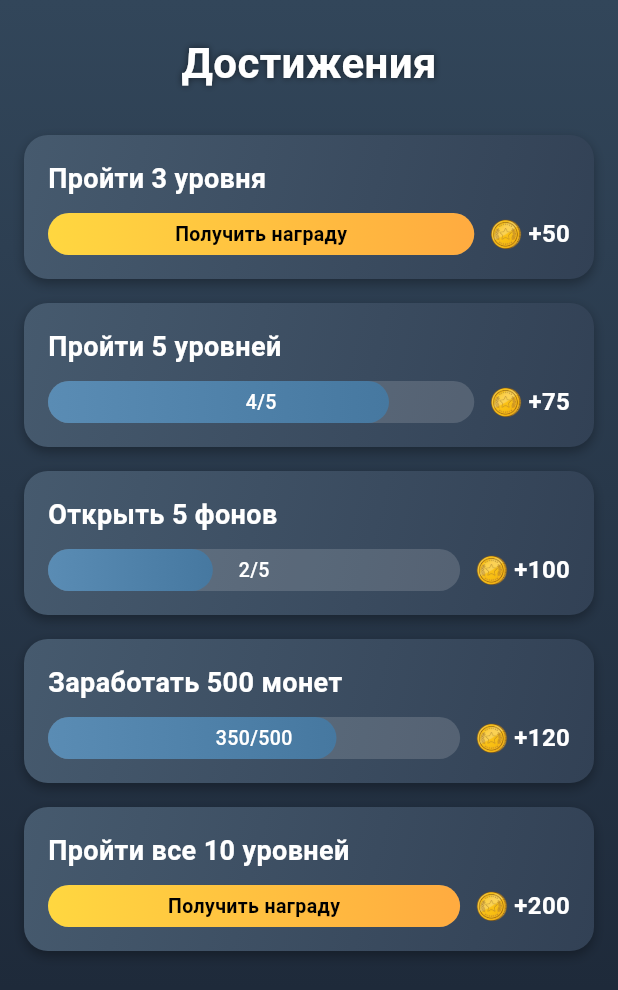
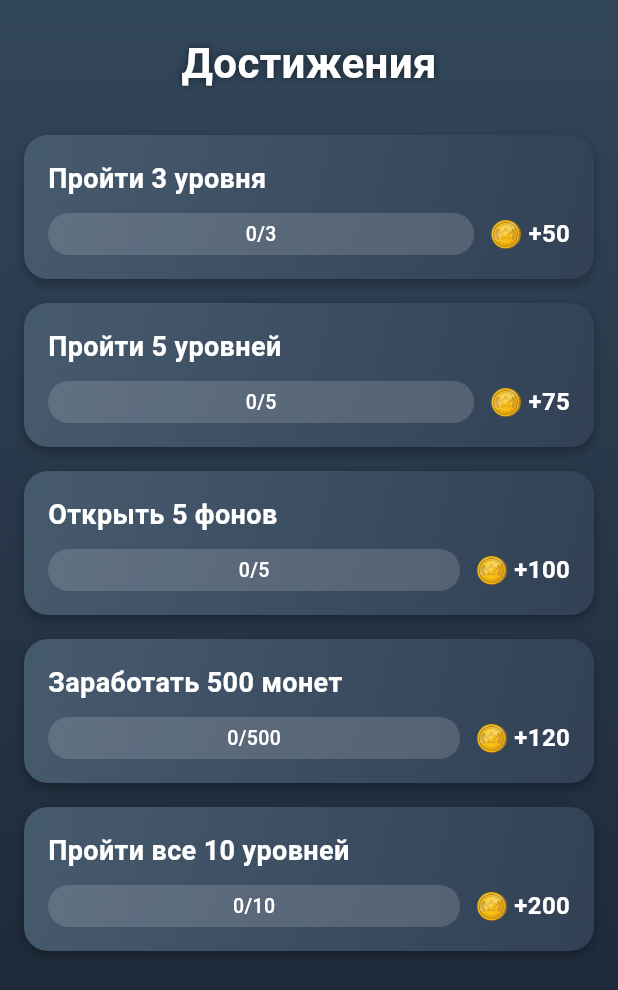
Before and after one commit to brokethesys/dickink, a Flutter app: the AchievementsScreen widget shown alone on an empty page, opened directly with empty values, on a phone screen of 412 x 824 dp. Shown: the top 990 px of the screen. Run offline on Flutter 3.47's test engine with Material 3 defaults, Android fonts, the phone set to English and light mode, and no system bars; our stand-ins replace shared_preferences; accounts and stored records are empty.

Commit message:
(Achieve,exp,gold) global fix

```diff
--- a/lib/screens/achievements_screen.dart
+++ b/lib/screens/achievements_screen.dart
@@ -3,11 +3,13 @@ import 'package:shared_preferences/shared_preferences.dart';
 
 class AchievementsScreen extends StatefulWidget {
   final int coins;
+  final int completedLevels;
   final ValueChanged<int> onCoinsUpdated;
 
   const AchievementsScreen({
     super.key,
     required this.coins,
+    required this.completedLevels,
     required this.onCoinsUpdated,
   });
 
@@ -22,35 +24,30 @@ class _AchievementsScreenState extends State<AchievementsScreen>
   List<Map<String, dynamic>> achievements = [
     {
       "title": "Пройти 3 уровня",
-      "progress": 3,
       "goal": 3,
       "reward": 50,
       "collected": false,
     },
     {
       "title": "Пройти 5 уровней",
-      "progress": 4,
       "goal": 5,
       "reward": 75,
       "collected": false,
     },
     {
       "title": "Открыть 5 фонов",
-      "progress": 2,
       "goal": 5,
       "reward": 100,
       "collected": false,
     },
     {
       "title": "Заработать 500 монет",
-      "progress": 350,
       "goal": 500,
       "reward": 120,
       "collected": false,
     },
     {
       "title": "Пройти все 10 уровней",
-      "progress": 10,
       "goal": 10,
       "reward": 200,
       "collected": false,
@@ -64,6 +61,26 @@ class _AchievementsScreenState extends State<AchievementsScreen>
     _loadCollectedAchievements();
   }
 
+  @override
+  void didUpdateWidget(covariant AchievementsScreen oldWidget) {
+    super.didUpdateWidget(oldWidget);
+    _updateProgress();
+  }
+
+  void _updateProgress() {
+    // Автоматически обновляем прогресс на основе состояния игрока
+    for (var ach in achievements) {
+      if (ach["title"].contains("Пройти")) {
+        ach["progress"] = widget.completedLevels;
+      } else if (ach["title"].contains("монет")) {
+        ach["progress"] = widget.coins;
+      } else {
+        ach["progress"] = 0; // Для "Открыть 5 фонов" если не реализовано
+      }
+    }
+    setState(() {});
+  }
+
   Future<void> _loadCollectedAchievements() async {
     final prefs = await SharedPreferences.getInstance();
     final List<String> collected =
@@ -73,6 +90,7 @@ class _AchievementsScreenState extends State<AchievementsScreen>
         achievements[i]["collected"] = collected.contains(i.toString());
       }
     });
+    _updateProgress();
   }
 
   Future<void> _saveCollectedAchievements() async {
@@ -134,8 +152,7 @@ class _AchievementsScreenState extends State<AchievementsScreen>
               const SizedBox(height: 10),
               const Text(
                 "Достижения",
-                style: TextStyle(
-                  color: Colors.white,
+                style: TextStyle(color: Colors.white,
                   fontSize: 28,
                   fontWeight: FontWeight.bold,
                   shadows: [Shadow(color: Colors.black54, blurRadius: 6)],
@@ -147,8 +164,10 @@ class _AchievementsScreenState extends State<AchievementsScreen>
                   itemCount: achievements.length,
                   itemBuilder: (context, index) {
                     final ach = achievements[index];
+                    final double progress =
+                        (ach["progress"] ?? 0).toDouble();
                     final double percent =
-                        (ach["progress"] / ach["goal"]).clamp(0.0, 1.0);
+                        (progress / ach["goal"]).clamp(0.0, 1.0);
                     final bool completed = percent >= 1.0;
                     final bool collected = ach["collected"] == true;
 
@@ -198,16 +217,19 @@ class _AchievementsScreenState extends State<AchievementsScreen>
                                         height: 28,
                                         decoration: BoxDecoration(
                                           color: Colors.white.withOpacity(0.15),
-                                          borderRadius: BorderRadius.circular(14),
+                                          borderRadius:
+                                              BorderRadius.circular(14),
                                         ),
                                       ),
                                       LayoutBuilder(
                                         builder: (context, constraints) {
                                           return Container(
-                                            width: constraints.maxWidth * percent,
+                                            width: constraints.maxWidth *
+                                                percent,
                                             height: 28,
                                             decoration: BoxDecoration(
-                                              borderRadius: BorderRadius.circular(14),
+                                              borderRadius:
+                                                  BorderRadius.circular(14),
                                               gradient: LinearGradient(
                                                 colors: completed
                                                     ? [
@@ -241,16 +263,18 @@ class _AchievementsScreenState extends State<AchievementsScreen>
                                                       "Награда получена",
                                                       style: TextStyle(
                                                         color: Colors.black,
-                                                        fontWeight: FontWeight.bold,
+                                                        fontWeight:
+                                                            FontWeight.bold,
                                                         fontSize: 13,
                                                       ),
                                                     )
                                                   : Text(
-                                                      "${ach["progress"]}/${ach["goal"]}",
+                                                      "${ach["progress"] ?? 0}/${ach["goal"]}",
                                                       style: const TextStyle(
                                                         color: Colors.white,
                                                         fontSize: 13,
-                                                        fontWeight: FontWeight.w500,
+                                                        fontWeight:
+                                                            FontWeight.w500,
                                                       ),
                                                     ),
                                         ),
@@ -279,8 +303,7 @@ class _AchievementsScreenState extends State<AchievementsScreen>
                                       fontWeight: FontWeight.bold,
                                     ),
                                   ),
-                                ],
-                              ),
+                                ],),
                             ],
                           ),
                         ],
@@ -307,12 +330,15 @@ class _AnimatedCoinPopup extends StatefulWidget {
 
 class _AnimatedCoinPopupState extends State<_AnimatedCoinPopup>
     with SingleTickerProviderStateMixin {
-  late final AnimationController _controller =
-      AnimationController(vsync: this, duration: const Duration(milliseconds: 1500))
-        ..forward();
+  late final AnimationController _controller = AnimationController(
+    vsync: this,
+    duration: const Duration(milliseconds: 1500),
+  )..forward();
+
   late final Animation<Offset> _offset =
       Tween(begin: const Offset(0, 1.5), end: const Offset(0, -1.5))
           .animate(CurvedAnimation(parent: _controller, curve: Curves.easeOut));
+
   late final Animation<double> _opacity =
       Tween(begin: 1.0, end: 0.0).animate(_controller);
 
```
Also changed, not shown: lib/screens/home_screen.dart (+16 -5 lines), lib/screens/map_screen.dart (+72 -132 lines).
